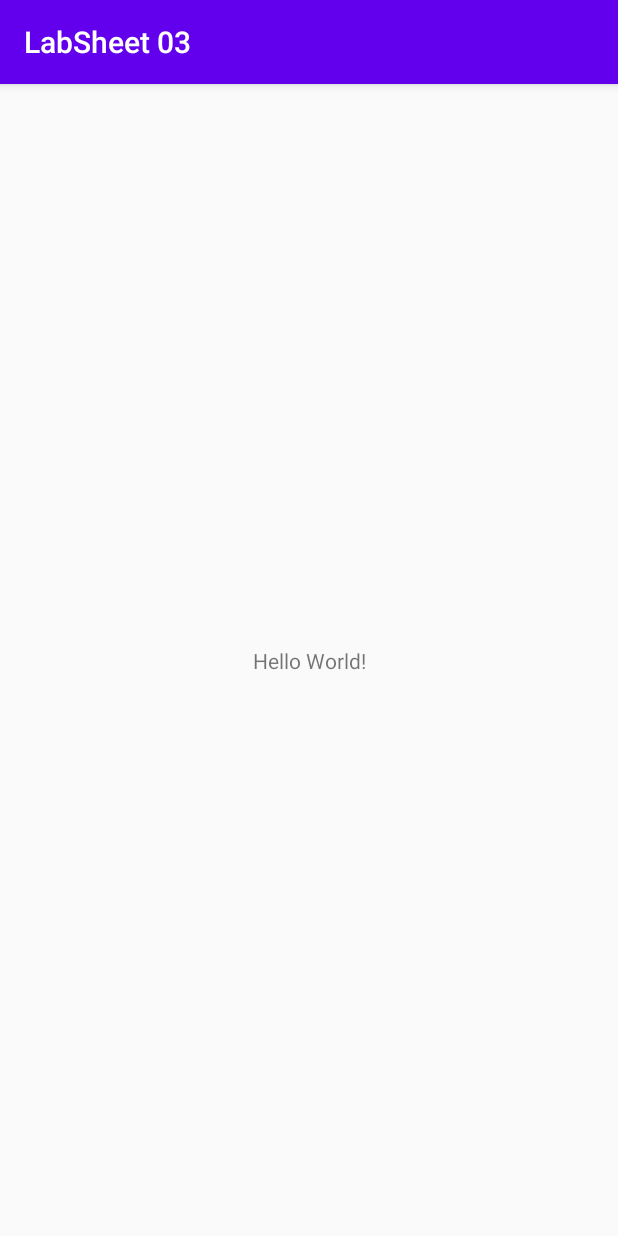
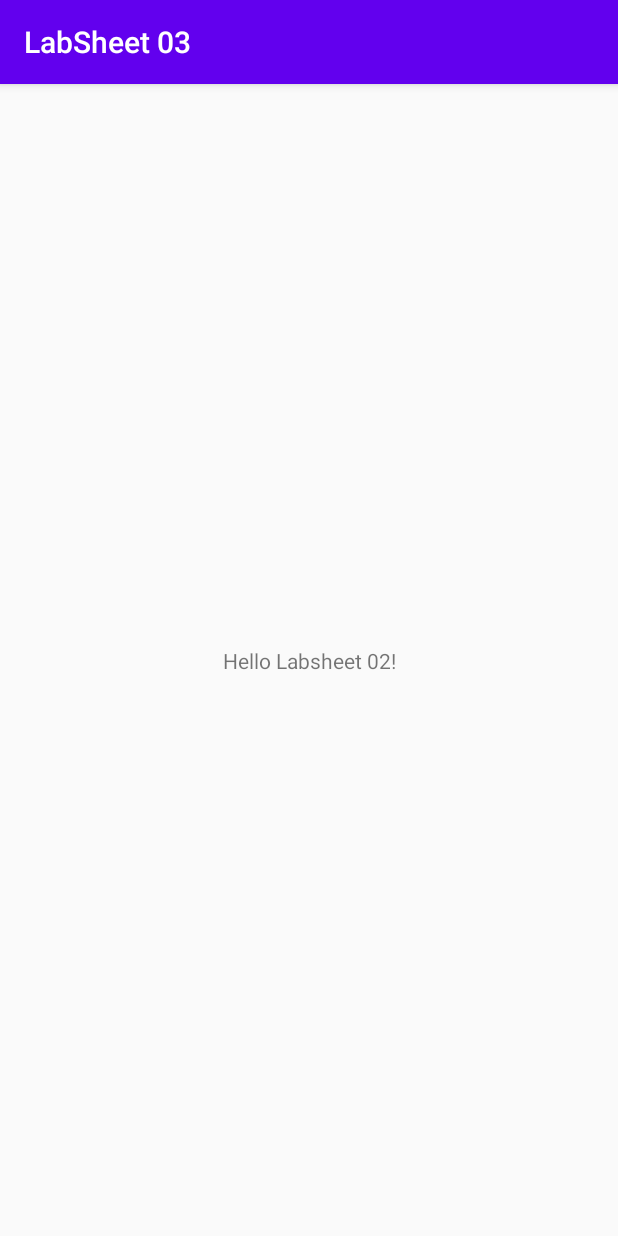
Before and after one commit to sukan/Lab-03, an Android app: the screen it shows after launch (MainActivity), on a phone screen of 412 x 824 dp. Run offline under Robolectric (Android 15) with nearby library versions, the phone set to English and light mode, and no system bars.

Commit message:
Commit 02

```diff
--- a/app/src/main/res/layout/activity_main.xml
+++ b/app/src/main/res/layout/activity_main.xml
@@ -9,7 +9,7 @@
     <TextView
         android:layout_width="wrap_content"
         android:layout_height="wrap_content"
-        android:text="Hello World!"
+        android:text="Hello Labsheet 02!"
         app:layout_constraintBottom_toBottomOf="parent"
         app:layout_constraintLeft_toLeftOf="parent"
         app:layout_constraintRight_toRightOf="parent"
```
